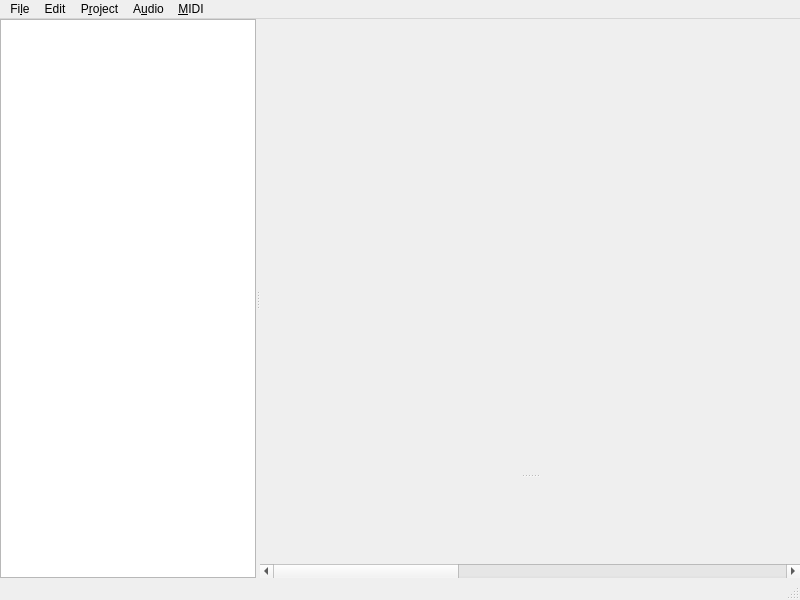
Qt form Editor/MainWindow.ui (AxioDL/amuse) before a commit.
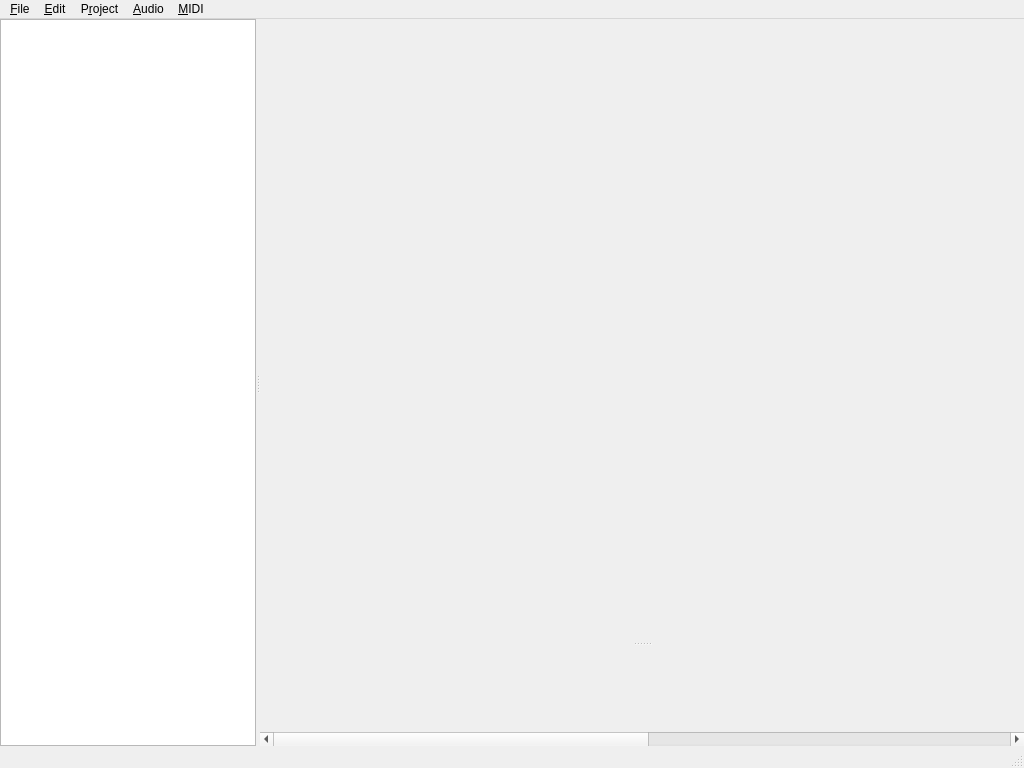
The same form after that commit. Icons and pictures are not drawn. Custom widgets are drawn as their Qt base class.

Patch:
```diff
--- a/Editor/MainWindow.ui
+++ b/Editor/MainWindow.ui
@@ -6,8 +6,8 @@
    <rect>
     <x>0</x>
     <y>0</y>
-    <width>800</width>
-    <height>600</height>
+    <width>1024</width>
+    <height>768</height>
    </rect>
   </property>
   <property name="windowTitle">
@@ -98,8 +98,8 @@
           <rect>
            <x>0</x>
            <y>0</y>
-           <width>540</width>
-           <height>442</height>
+           <width>764</width>
+           <height>610</height>
           </rect>
          </property>
         </widget>
@@ -174,13 +174,13 @@
     <rect>
      <x>0</x>
      <y>0</y>
-     <width>800</width>
+     <width>1024</width>
      <height>27</height>
     </rect>
    </property>
    <widget class="QMenu" name="menuFile">
     <property name="title">
-     <string>Fi&amp;le</string>
+     <string>&amp;File</string>
     </property>
     <addaction name="actionNew_Project"/>
     <addaction name="actionOpen_Project"/>
@@ -204,7 +204,7 @@
    </widget>
    <widget class="QMenu" name="menuAudio">
     <property name="title">
-     <string>A&amp;udio</string>
+     <string>&amp;Audio</string>
     </property>
     <addaction name="actionAuto_Play"/>
     <addaction name="separator"/>
@@ -219,7 +219,7 @@
    </widget>
    <widget class="QMenu" name="menuEdit">
     <property name="title">
-     <string>Edit</string>
+     <string>&amp;Edit</string>
     </property>
     <addaction name="actionUndo"/>
     <addaction name="actionRedo"/>
```
